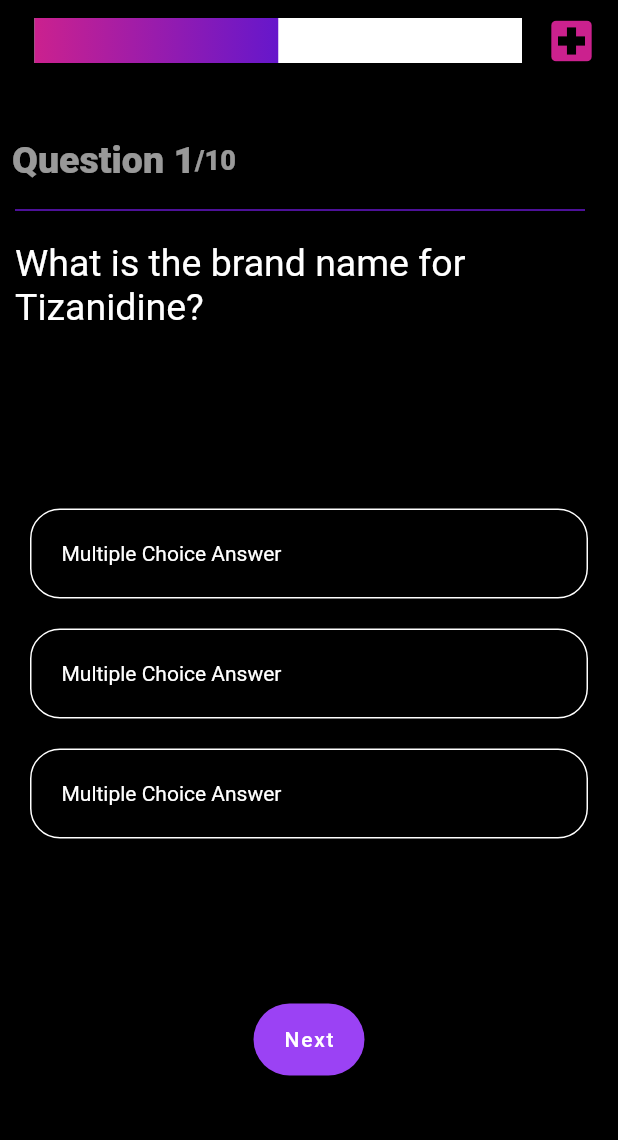
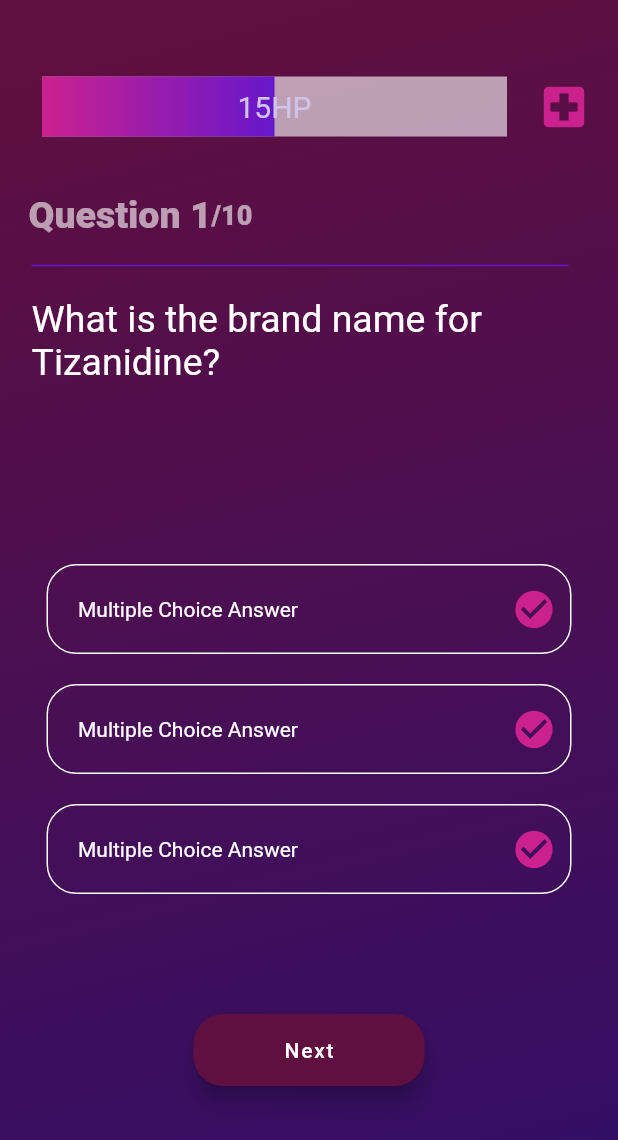
Before and after one commit to kingpush37/pharmu, a Flutter app: the screen it shows after launch, on a phone screen of 412 x 824 dp. Shown: the top 1140 px of the screen. Run offline on Flutter 3.47's test engine with Material 2 defaults, Android fonts, the phone set to English and light mode, and no system bars; drawn by our look-alikes of percent_indicator; our stand-ins replace font_awesome_flutter.

Commit message:
updated UI

```diff
--- a/lib/quiz_page.dart
+++ b/lib/quiz_page.dart
@@ -3,6 +3,7 @@ import 'package:flutter/material.dart';
 import 'package:flutter/painting.dart';
 import 'customCard.dart';
 import 'package:percent_indicator/percent_indicator.dart';
+import 'package:font_awesome_flutter/font_awesome_flutter.dart';
 
 class QuizPage extends StatefulWidget {
   @override
@@ -14,21 +15,36 @@ class _QuizPageState extends State<QuizPage> {
   Widget build(BuildContext context) {
     return SafeArea(
       child: Scaffold(
-        backgroundColor: Colors.black,
-        body: Column(
+        body: Container(
+          padding: EdgeInsets.all(11.0),
+          decoration: BoxDecoration(
+            gradient: LinearGradient(
+                begin: Alignment.topCenter,
+                end: Alignment.bottomRight,
+                colors: [Color(0xFF5F0F40), Color(0xFF310E68)]),
+          ),
+          child: Column(
             crossAxisAlignment: CrossAxisAlignment.stretch,
             children: <Widget>[
               Padding(
-              padding: const EdgeInsets.all(9.0),
+                padding: const EdgeInsets.only(top: 40.0),
                 child: LinearPercentIndicator(
                   alignment: MainAxisAlignment.center,
-                width: 345.0,
-                lineHeight: 30.0,
+                  width: 330.0,
+                  lineHeight: 40.0,
                   percent: 0.5,
-                backgroundColor: Colors.white,
-                linearGradient: LinearGradient(colors: [Color(0xFFCB218E), Color(0xFF6617CB)]),
+                  backgroundColor: Colors.white60,
+                  linearGradient: LinearGradient(
+                      colors: [Color(0xFFCB218E), Color(0xFF6617CB)]),
+                  center: Text(
+                    '15HP',
+                    style: TextStyle(
+                      color: Colors.deepPurple[100],
+                      fontSize: 20.0,
+                    ),
+                  ),
                   trailing: Padding(
-                  padding: const EdgeInsets.only(left: 5.0),
+                    padding: const EdgeInsets.only(left: 10.0),
                     child: Icon(
                       Icons.local_hospital,
                       color: Color(0xFFCB218E),
@@ -41,7 +57,7 @@ class _QuizPageState extends State<QuizPage> {
                 height: 30.0,
               ),
               CustomCard(
-              color: Colors.black,
+                color: Colors.transparent,
                 customChild: Padding(
                   padding: const EdgeInsets.all(8.0),
                   child: Row(
@@ -98,13 +114,17 @@ class _QuizPageState extends State<QuizPage> {
               ),
               Container(
                 padding: EdgeInsets.only(left: 20.0),
-              margin: EdgeInsets.symmetric(vertical: 10.0 , horizontal: 20.0),
+                margin: EdgeInsets.symmetric(vertical: 10.0, horizontal: 20.0),
                 height: 60.0,
                 decoration: BoxDecoration(
-                  border: Border.all(color: Colors.white, width: 1.0, style: BorderStyle.solid),
+                  border: Border.all(
+                      color: Colors.white,
+                      width: 1.0,
+                      style: BorderStyle.solid),
                   borderRadius: BorderRadius.circular(20.0),
                 ),
                 child: Row(
+                  mainAxisAlignment: MainAxisAlignment.spaceBetween,
                   children: <Widget>[
                     Text(
                       'Multiple Choice Answer',
@@ -112,18 +132,30 @@ class _QuizPageState extends State<QuizPage> {
                         color: Colors.white,
                       ),
                     ),
+                    IconButton(
+                      iconSize: 30.0,
+                      icon: FaIcon(
+                        Icons.check_circle,
+                        color: Color(0xFFCB218E),
+                      ),
+                      onPressed: null,
+                    ),
                   ],
                 ),
               ),
               Container(
                 padding: EdgeInsets.only(left: 20.0),
-              margin: EdgeInsets.symmetric(vertical: 10.0 , horizontal: 20.0),
+                margin: EdgeInsets.symmetric(vertical: 10.0, horizontal: 20.0),
                 height: 60.0,
                 decoration: BoxDecoration(
-                border: Border.all(color: Colors.white, width: 1.0, style: BorderStyle.solid),
+                  border: Border.all(
+                      color: Colors.white,
+                      width: 1.0,
+                      style: BorderStyle.solid),
                   borderRadius: BorderRadius.circular(20.0),
                 ),
                 child: Row(
+                  mainAxisAlignment: MainAxisAlignment.spaceBetween,
                   children: <Widget>[
                     Text(
                       'Multiple Choice Answer',
@@ -131,18 +163,30 @@ class _QuizPageState extends State<QuizPage> {
                         color: Colors.white,
                       ),
                     ),
+                    IconButton(
+                      iconSize: 30.0,
+                      icon: FaIcon(
+                        Icons.check_circle,
+                        color: Color(0xFFCB218E),
+                      ),
+                      onPressed: null,
+                    ),
                   ],
                 ),
               ),
               Container(
                 padding: EdgeInsets.only(left: 20.0),
-              margin: EdgeInsets.symmetric(vertical: 10.0 , horizontal: 20.0),
+                margin: EdgeInsets.symmetric(vertical: 10.0, horizontal: 20.0),
                 height: 60.0,
                 decoration: BoxDecoration(
-                border: Border.all(color: Colors.white, width: 1.0, style: BorderStyle.solid),
+                  border: Border.all(
+                      color: Colors.white,
+                      width: 1.0,
+                      style: BorderStyle.solid),
                   borderRadius: BorderRadius.circular(20.0),
                 ),
                 child: Row(
+                  mainAxisAlignment: MainAxisAlignment.spaceBetween,
                   children: <Widget>[
                     Text(
                       'Multiple Choice Answer',
@@ -150,29 +194,40 @@ class _QuizPageState extends State<QuizPage> {
                         color: Colors.white,
                       ),
                     ),
+                    IconButton(
+                      iconSize: 30.0,
+                      icon: FaIcon(
+                        Icons.check_circle,
+                        color: Color(0xFFCB218E),
+                      ),
+                      onPressed: null,
+                    ),
                   ],
                 ),
               ),
               SizedBox(
-              height: 100.0,
+                height: 70.0,
               ),
               Row(
                 mainAxisAlignment: MainAxisAlignment.center,
                 children: <Widget>[
                   FloatingActionButton.extended(
-                  onPressed: () {
-                    /**/
-                  },
-                  label: Text(
-                    'Next',
+                    onPressed: null,
+                    backgroundColor: Color(0xFF5F0F40),
+                    shape: RoundedRectangleBorder(
+                      borderRadius: BorderRadius.circular(20.0),
                     ),
-                  backgroundColor: Color(0xFF9B42F4),
+                    label: Padding(
+                      padding: const EdgeInsets.all(40.0),
+                      child: Text('Next'),
+                    ),
                   ),
                 ],
               ),
             ],
           ),
         ),
+      ),
     );
   }
 }
--- a/pubspec.yaml
+++ b/pubspec.yaml
@@ -24,6 +24,8 @@ dependencies:
   flutter:
     sdk: flutter
   percent_indicator: ^2.1.5
+  adobe_xd: ^0.1.0
+  font_awesome_flutter: ^8.8.1
 
 
   # The following adds the Cupertino Icons font to your application.
```
Also changed, not shown: pubspec.lock. Lines whose indentation alone changed are shown as unchanged.
